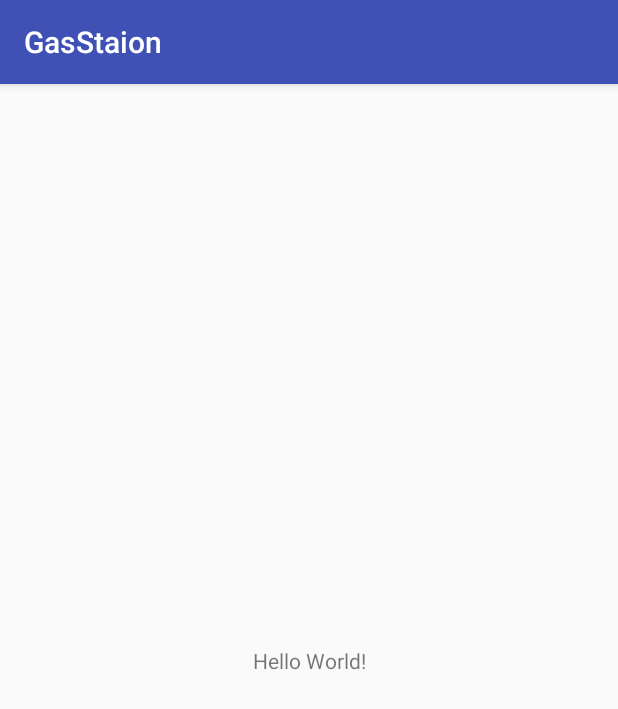
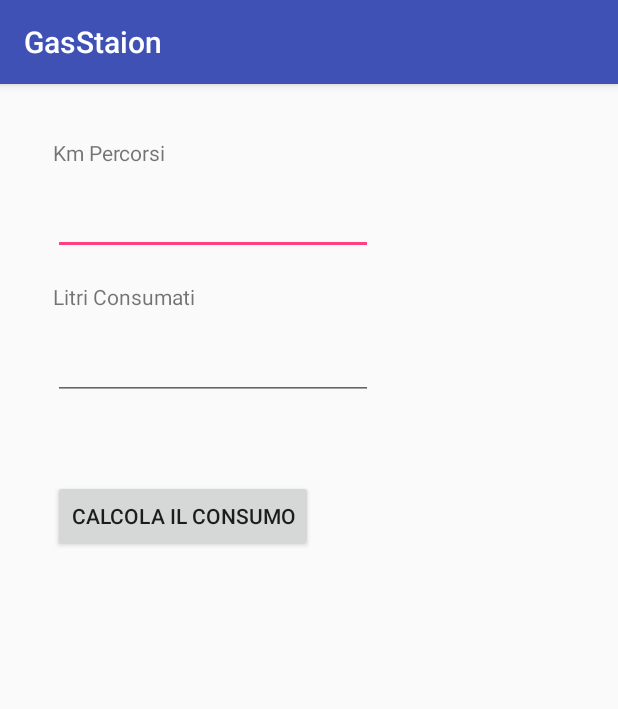
Before and after one commit to ContardiC/GasStation, an Android app: the screen it shows after launch (MainActivity), on a phone screen of 412 x 824 dp. Shown: the top 709 px of the screen. Run offline under Robolectric (Android 15) with nearby library versions, the phone set to English and light mode, and no system bars.

Commit message:
GasStation Finito!

```diff
--- a/app/src/main/AndroidManifest.xml
+++ b/app/src/main/AndroidManifest.xml
@@ -16,6 +16,7 @@
                 <category android:name="android.intent.category.LAUNCHER" />
             </intent-filter>
         </activity>
+        <activity android:name=".ConsumoActivity"></activity>
     </application>
 
 </manifest>
--- a/app/src/main/java/com/example/carlo/gasstaion/MainActivity.java
+++ b/app/src/main/java/com/example/carlo/gasstaion/MainActivity.java
@@ -1,13 +1,52 @@
 package com.example.carlo.gasstaion;
 
+import android.content.Intent;
+import android.os.Bundle;
 import android.support.v7.app.AppCompatActivity;
-import android.os.Bundle;
-
+import android.util.Log;
+import android.view.View;
+import android.widget.EditText;
+import android.widget.Toast;
 public class MainActivity extends AppCompatActivity {
 
+    private EditText editKm,editLitri;
+    public final static String PARAM_CONSUMO="param_consumo";
     @Override
     protected void onCreate(Bundle savedInstanceState) {
         super.onCreate(savedInstanceState);
         setContentView(R.layout.activity_main);
+
+        //Graphic Component link
+        editKm=(EditText)findViewById(R.id.editKm);
+        editLitri=(EditText)findViewById(R.id.editLitri);
+    }
+    public void calcolaConsumo(View view){
+        int km,litri;
+        double consumo;
+        Toast errorToast;
+        try{
+            km=Integer.parseInt(editKm.getText().toString());
+        }catch (NumberFormatException exc){
+            Log.d("MainActivity","Eccezione numerica "+exc);
+            errorToast=Toast.makeText(getApplicationContext(),"Inserisci un numero valido",Toast.LENGTH_LONG);
+            errorToast.show();
+            return;
+        }
+        try{
+            litri=Integer.parseInt(editLitri.getText().toString());
+        }catch (NumberFormatException exc){
+            Log.d("MainActivity","Eccezione numerica "+exc);
+            errorToast=Toast.makeText(getApplicationContext(),"Inserisci un numero valido",Toast.LENGTH_LONG);
+            errorToast.show();
+            return;
+        }
+        consumo=(1.0*km)/litri;
+        consumo=Math.round(10.0*consumo)/10.0;
+
+        // Second Activity Opening
+        Intent intent=new Intent(this,ConsumoActivity.class);
+        intent.putExtra(PARAM_CONSUMO,consumo);
+        startActivity(intent);
+
     }
 }
--- a/app/src/main/res/layout/activity_main.xml
+++ b/app/src/main/res/layout/activity_main.xml
@@ -1,5 +1,5 @@
 <?xml version="1.0" encoding="utf-8"?>
-<android.support.constraint.ConstraintLayout xmlns:android="http://schemas.android.com/apk/res/android"
+<RelativeLayout xmlns:android="http://schemas.android.com/apk/res/android"
     xmlns:app="http://schemas.android.com/apk/res-auto"
     xmlns:tools="http://schemas.android.com/tools"
     android:layout_width="match_parent"
@@ -7,12 +7,52 @@
     tools:context="com.example.carlo.gasstaion.MainActivity">
 
     <TextView
+        android:id="@+id/txtKm"
         android:layout_width="wrap_content"
         android:layout_height="wrap_content"
-        android:text="Hello World!"
-        app:layout_constraintBottom_toBottomOf="parent"
-        app:layout_constraintLeft_toLeftOf="parent"
-        app:layout_constraintRight_toRightOf="parent"
-        app:layout_constraintTop_toTopOf="parent" />
+        android:layout_alignParentStart="true"
+        android:layout_alignParentTop="true"
+        android:layout_marginStart="35dp"
+        android:layout_marginTop="36dp"
+        android:text="Km Percorsi" />
 
-</android.support.constraint.ConstraintLayout>
+    <EditText
+        android:id="@+id/editKm"
+        android:layout_width="wrap_content"
+        android:layout_height="wrap_content"
+        android:layout_alignStart="@+id/txtKm"
+        android:layout_below="@+id/txtKm"
+        android:layout_marginTop="13dp"
+        android:ems="10"
+        android:inputType="number" />
+
+    <TextView
+        android:id="@+id/txtLitri"
+        android:layout_width="wrap_content"
+        android:layout_height="wrap_content"
+        android:layout_alignStart="@+id/editKm"
+        android:layout_below="@+id/editKm"
+        android:layout_marginTop="18dp"
+        android:text="Litri Consumati" />
+
+    <EditText
+        android:id="@+id/editLitri"
+        android:layout_width="wrap_content"
+        android:layout_height="wrap_content"
+        android:layout_alignEnd="@+id/editKm"
+        android:layout_below="@+id/txtLitri"
+        android:layout_marginTop="14dp"
+        android:ems="10"
+        android:inputType="number" />
+
+    <Button
+        android:id="@+id/btnConsumo"
+        android:layout_width="wrap_content"
+        android:layout_height="wrap_content"
+        android:layout_alignStart="@+id/editLitri"
+        android:layout_below="@+id/editLitri"
+        android:layout_marginTop="53dp"
+        android:onClick="calcolaConsumo"
+        android:text="Calcola il consumo" />
+
+</RelativeLayout>
```
Also changed, not shown: app/src/main/java/com/example/carlo/gasstaion/ConsumoActivity.java (added, +26 -0 lines), app/src/main/res/layout/activity_consumo.xml (added, +17 -0 lines).
